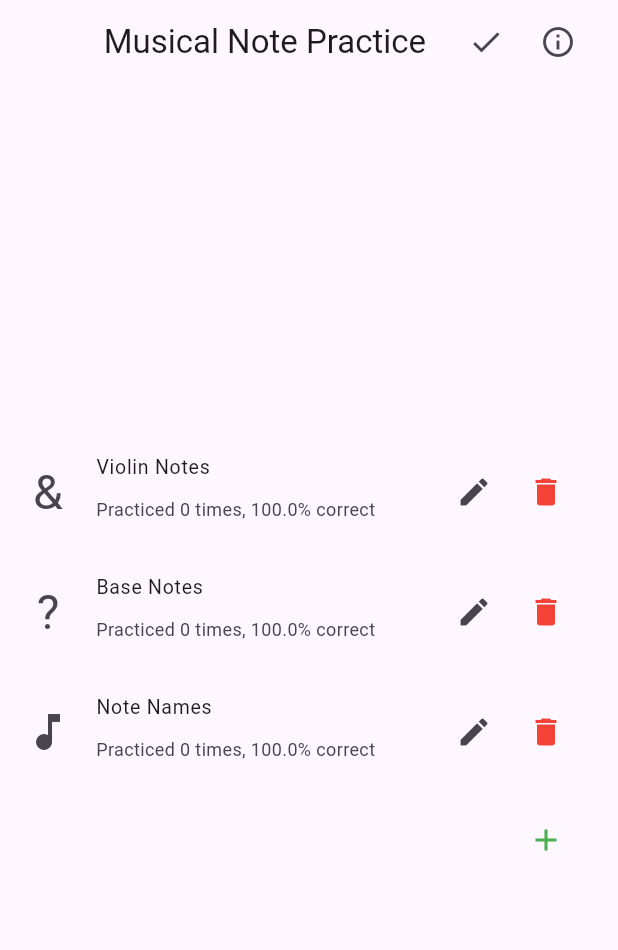
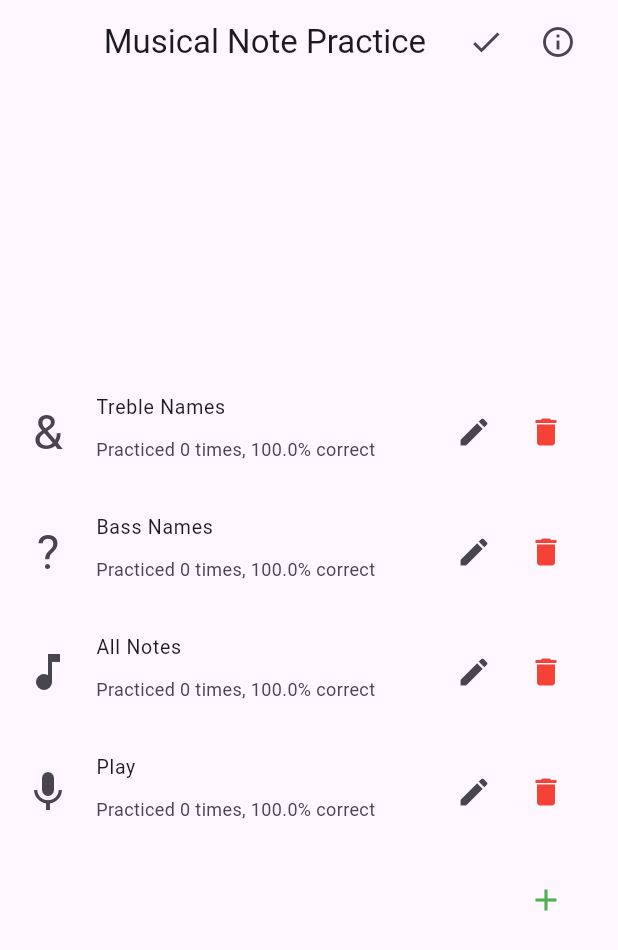
Before and after one commit to chsigg/notes, a Flutter app: the screen it shows after launch, after a tap on the "settings" icon, on a phone screen of 412 x 824 dp. Shown: the top 950 px of the screen. Run offline on Flutter 3.47's test engine with Material 3 defaults, Android fonts, the phone set to English and light mode, and no system bars; our stand-ins replace rxdart, shared_preferences; missing offline and left inert: pitch_detector_dart, record; Roboto replaces fonts that are missing (StaffClefPitches).

Commit message:
Fix code issues reported by Android Studio. Update default configs.

```diff
--- a/lib/models/session_config.dart
+++ b/lib/models/session_config.dart
@@ -71,7 +71,7 @@ class SessionConfig {
   }
 
   static IconData _iconFromJsonManual(Map<String, dynamic> json) {
-    return SessionIcons.all_icons.firstWhere(
+    return SessionIcons.allIcons.firstWhere(
       (icon) =>
           icon.codePoint == json['codePoint'] &&
           icon.fontFamily == json['fontFamily'] &&
@@ -93,28 +93,36 @@ class SessionConfig {
     return [
       SessionConfig(
         id: '1',
-        title: 'Violin Notes',
-        icon: SessionIcons.violin_icon,
+        title: 'Treble Names',
+        icon: SessionIcons.violinIcon,
         type: SessionType.names,
         notes: NoteMapping.getAllViolinNotes(),
         names: NoteMapping.getAllNames(),
       ),
       SessionConfig(
         id: '2',
-        title: 'Base Notes',
-        icon: SessionIcons.bass_icon,
+        title: 'Bass Names',
+        icon: SessionIcons.bassIcon,
         type: SessionType.names,
         notes: NoteMapping.getAllBaseNotes(),
         names: NoteMapping.getAllNames(),
       ),
       SessionConfig(
         id: '3',
-        title: 'Note Names',
+        title: 'All Notes',
         icon: Icons.music_note,
         type: SessionType.notes,
         notes: NoteMapping.getAllNotes(),
         names: NoteMapping.getAllNames(),
       ),
+      SessionConfig(
+        id: '4',
+        title: 'Play',
+        icon: Icons.mic,
+        type: SessionType.play,
+        notes: [],
+        names: [...NoteMapping.getAllNames().take(7)],
+      ),
     ];
   }
 }
--- a/lib/providers/session_config_provider.dart
+++ b/lib/providers/session_config_provider.dart
@@ -20,10 +20,9 @@ class SessionConfigProvider with ChangeNotifier {
     try {
       final loadedConfigs = await loadSessionsFromPrefs();
       if (loadedConfigs.isEmpty) {
-        _configs = SessionConfig.getDefaultConfigs();
-      } else {
-        _configs = loadedConfigs;
+        throw Exception('Loaded configs are empty');
       }
+      _configs = loadedConfigs;
     } catch (e) {
       _configs = SessionConfig.getDefaultConfigs();
     }
--- a/lib/ui/practice_names_page.dart
+++ b/lib/ui/practice_names_page.dart
@@ -66,7 +66,7 @@ class _PracticeNamesPageState extends State<PracticeNamesPage> {
     final preferredNames = <String>{
       ...preferredNotes.map(NoteMapping.getNoteName),
     };
-    final isPreferredName = (name) => preferredNames.contains(name);
+    isPreferredName(name) => preferredNames.contains(name);
     choices.addAll(selectedNames.where(isPreferredName));
     choices.addAll(selectedNames);
     if (choices.length < widget.config.numChoices) {
--- a/lib/ui/practice_notes_page.dart
+++ b/lib/ui/practice_notes_page.dart
@@ -62,7 +62,7 @@ class _PracticeNotesPageState extends State<PracticeNotesPage> {
     // number of leading elements in random order.
     final allNotes = _shuffled(NoteMapping.getAllNotes());
     final selectedNotes = _shuffled([...widget.config.notes]);
-    final isCorrectNote = (note) => NoteMapping.getNoteName(note) == question;
+    isCorrectNote(note) => NoteMapping.getNoteName(note) == question;
     final choices = <String>{
       selectedNotes.firstWhere(
         isCorrectNote,
@@ -72,7 +72,7 @@ class _PracticeNotesPageState extends State<PracticeNotesPage> {
     final preferredNotes = <String>{
       ...NoteMapping.getSameAccidentalNotes(choices.first),
     };
-    final isPreferredNote = (note) => preferredNotes.contains(note);
+    isPreferredNote(note) => preferredNotes.contains(note);
     choices.addAll(selectedNotes.where(isPreferredNote));
     choices.addAll(selectedNotes);
     if (choices.length < widget.config.numChoices) {
--- a/lib/ui/practice_play_page.dart
+++ b/lib/ui/practice_play_page.dart
@@ -92,13 +92,13 @@ class _PracticePlayPageState extends State<PracticePlayPage> {
             if (_correctAnswer != null) {
               return Stream.empty();
             }
-            final detectPitch = (chunk) async {
+            detectPitch(chunk) async {
               final pitchDetector = PitchDetector(
                 audioSampleRate: _sampleRate * 1.0,
                 bufferSize: _bufferSize,
               );
               return pitchDetector.getPitchFromIntBuffer(chunk);
-            };
+            }
             return Stream.fromFuture(compute(detectPitch, chunk));
           })
           .expand((result) {
--- a/lib/ui/session_editor_page.dart
+++ b/lib/ui/session_editor_page.dart
@@ -98,7 +98,7 @@ class _SessionEditorPageState extends State<SessionEditorPage> {
 
   Widget _buildIconPickerDialog(BuildContext context, IconData currentIcon) {
     final List<Widget> iconWidgets =
-        SessionIcons.all_icons.map((iconData) {
+        SessionIcons.allIcons.map((iconData) {
           return InkWell(
             onTap: () {
               Navigator.of(context).pop(iconData);
@@ -193,7 +193,7 @@ class _SessionEditorPageState extends State<SessionEditorPage> {
               .sublist(index - row)
               .take(row % 12 == 11 ? 6 : 7);
           final item = rowElements.first;
-          final text = '    ' + NoteMapping.getNoteStaff(item)[0] + '+';
+          final text = '    ${NoteMapping.getNoteStaff(item)[0]}+';
           final isSelected = _selectedNotes.containsAll(rowElements);
           return _buildItem(text, style, () {
             if (isSelected) {
@@ -208,7 +208,7 @@ class _SessionEditorPageState extends State<SessionEditorPage> {
         if (item.isEmpty) {
           return const SizedBox();
         }
-        final text = '+' + NoteMapping.getNoteStaff(item)[2] + '+';
+        final text = '+${NoteMapping.getNoteStaff(item)[2]}+';
         final isSelected = _selectedNotes.contains(item);
         return _buildItem(text, style, () {
           if (isSelected) {
--- a/lib/ui/timer_widget.dart
+++ b/lib/ui/timer_widget.dart
@@ -6,7 +6,7 @@ class TimerWidget extends StatefulWidget {
   final int timeSeconds;
   final VoidCallback onTimerEnd;
 
-  TimerWidget({super.key, required this.timeSeconds, required this.onTimerEnd});
+  const TimerWidget({super.key, required this.timeSeconds, required this.onTimerEnd});
 
   @override
   State<TimerWidget> createState() => _TimerWidgetState();
--- a/lib/utils/note_mapping.dart
+++ b/lib/utils/note_mapping.dart
@@ -224,8 +224,7 @@ class NoteMapping {
   }
 
   static int getNumSemitonesFromA(String name) {
-    final test = (entry) => entry.value == name;
-    switch (_noteToNameMap.entries.firstWhere(test).key) {
+    switch (_noteToNameMap.entries.firstWhere((entry) => entry.value == name).key) {
       case 'A':
         return 0;
       case 'A#':
@@ -270,7 +269,7 @@ class NoteMapping {
 
   static Iterable<String> getSameAccidentalNotes(String note) {
     if (note.length < 3) throw Exception('Invalid note: $note');
-    final getAccidental = (note) => note.substring(2, note.length - 1);
+    getAccidental(note) => note.substring(2, note.length - 1);
     return _noteToStaffMap.keys.where(
       (key) => getAccidental(key) == getAccidental(note),
     );
--- a/lib/utils/session_icons.dart
+++ b/lib/utils/session_icons.dart
@@ -4,18 +4,18 @@ import 'package:flutter/material.dart';
 class SessionIcons {
   SessionIcons._();
 
-  static const IconData violin_icon = IconData(
+  static const IconData violinIcon = IconData(
     0x026,
     fontFamily: 'StaffClefPitches',
   );
-  static const IconData bass_icon = IconData(
+  static const IconData bassIcon = IconData(
     0x03F,
     fontFamily: 'StaffClefPitches',
   );
 
-  static const all_icons = [
-    violin_icon,
-    bass_icon,
+  static const allIcons = [
+    violinIcon,
+    bassIcon,
     Icons.music_note,
     Icons.piano,
     Icons.change_history,
```
Also changed, not shown: 1 other file.
